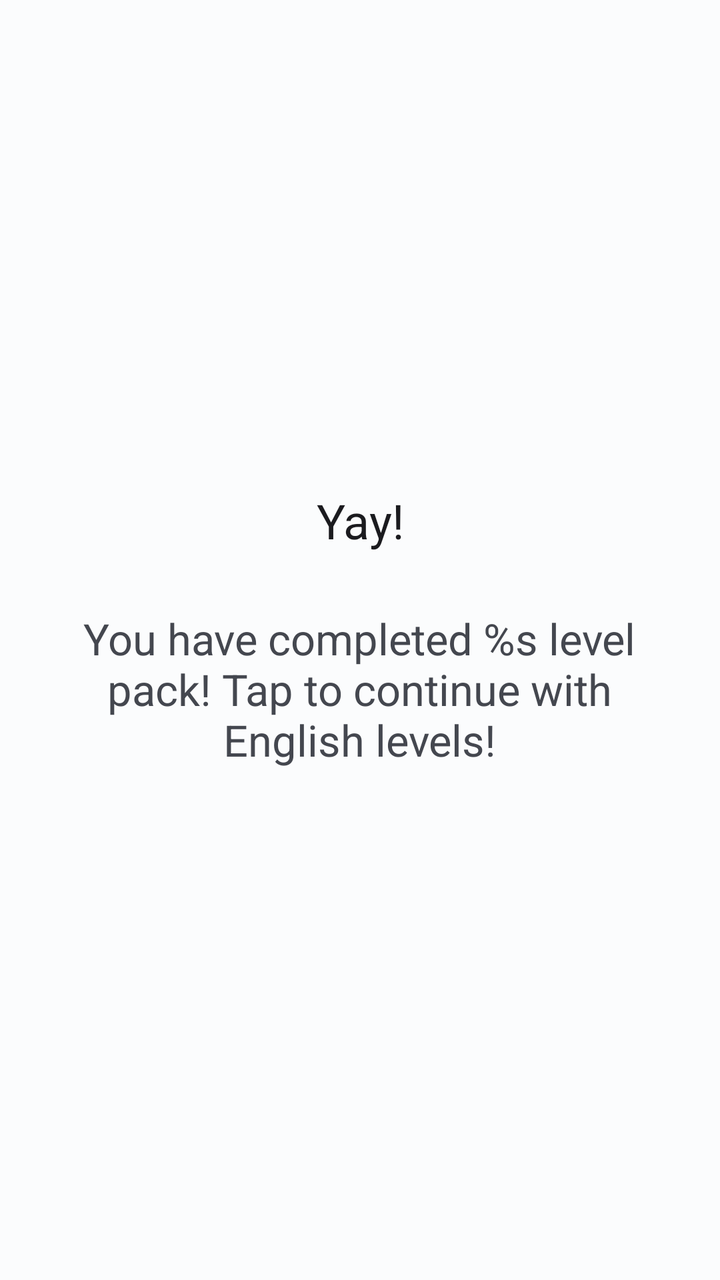
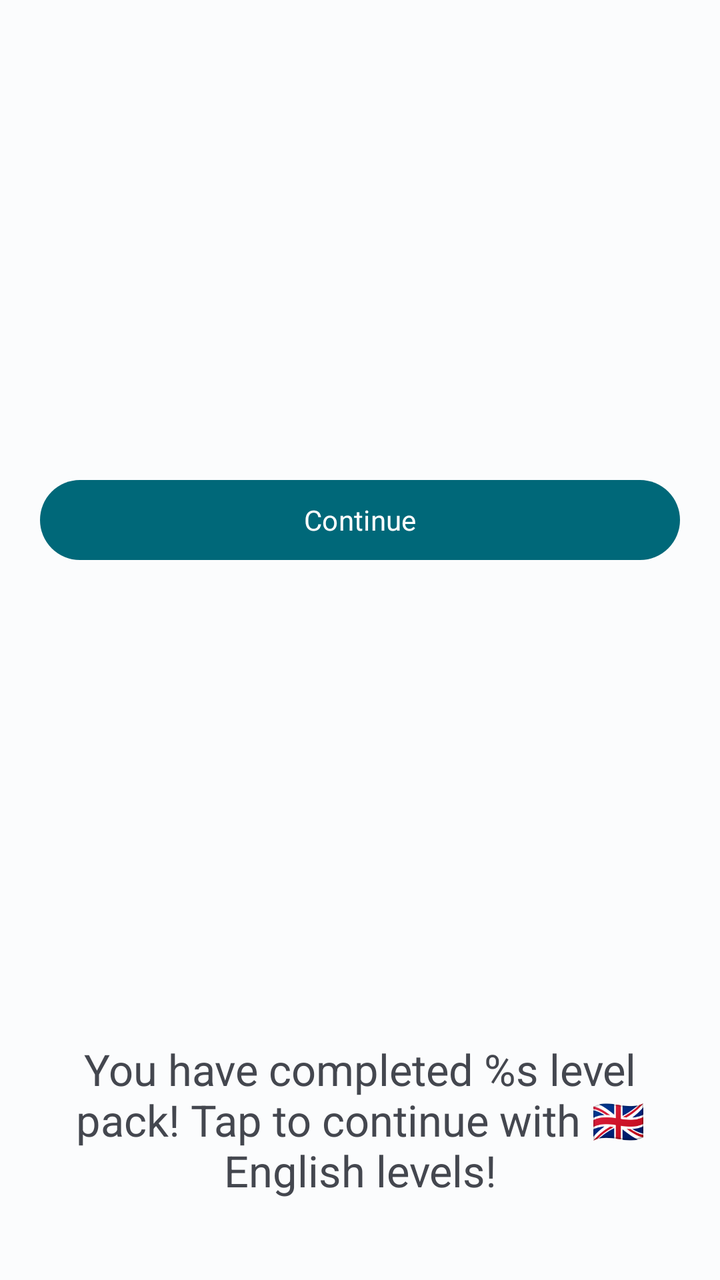

Two renders of the same Android screen: before a commit and after it. Below are the layout's source before the change and the commit's diff.
<!-- AndroidManifest.xml: application theme Theme.OC -->
<!-- res/layout/language_pack_ending_fragment.xml -->
<?xml version="1.0" encoding="utf-8"?>
<androidx.constraintlayout.widget.ConstraintLayout xmlns:android="http://schemas.android.com/apk/res/android"
    xmlns:anybutton="http://schemas.android.com/apk/res-auto"
    xmlns:app="http://schemas.android.com/apk/res-auto"
    android:id="@+id/main_language_pack_view"
    android:clickable="true"
    android:saveEnabled="false"
    android:layout_width="match_parent"
    android:layout_height="match_parent"
    android:layout_marginHorizontal="@dimen/default_large_margin"
    android:layout_gravity="center"
    android:focusable="true">

    <androidx.appcompat.widget.LinearLayoutCompat
        android:saveEnabled="false"
        android:clickable="false"
        android:focusable="false"
        android:layout_width="match_parent"
        android:layout_height="wrap_content"
        android:orientation="vertical"
        android:gravity="center"
        anybutton:layout_constraintHorizontal_bias="0.0"
        app:layout_constraintBottom_toBottomOf="parent"
        app:layout_constraintEnd_toEndOf="parent"
        app:layout_constraintStart_toStartOf="parent"
        app:layout_constraintTop_toTopOf="parent">

        <ViewFlipper
            android:saveEnabled="false"
            android:layout_width="match_parent"
            android:layout_height="match_parent"
            android:autoStart="true"
            android:clickable="false"
            android:flipInterval="@integer/gameCompleteMessageFlipInterval"
            android:inAnimation="@android:anim/slide_in_left"
            android:outAnimation="@android:anim/slide_out_right">

            <androidx.appcompat.widget.AppCompatTextView
                android:saveEnabled="false"
                android:layout_width="wrap_content"
                android:layout_height="wrap_content"
                android:layout_gravity="center"
                android:background="@drawable/round_rectangle"
                android:gravity="center"
                android:paddingHorizontal="@dimen/default_large_margin"
                android:paddingVertical="@dimen/default_padding_text"
                android:text="@string/game_completed_shout"
                android:textAppearance="@style/TextAppearance.OC.Headline5" />

            <androidx.appcompat.widget.AppCompatTextView
                android:saveEnabled="false"
                android:layout_width="wrap_content"
                android:layout_height="match_parent"
                android:layout_gravity="center"
                android:background="@drawable/round_rectangle"
                android:gravity="center"
                android:paddingHorizontal="@dimen/default_large_margin"
                android:paddingVertical="@dimen/default_padding_text"
                android:text="@string/game_completed_shout_smiley"
                android:textAppearance="@style/TextAppearance.OC.Headline5" />

            <androidx.appcompat.widget.AppCompatTextView
                android:saveEnabled="false"
                android:layout_width="wrap_content"
                android:layout_height="match_parent"
                android:layout_gravity="center"
                android:background="@drawable/round_rectangle"
                android:gravity="center"
                android:paddingHorizontal="@dimen/default_large_margin"
                android:paddingVertical="@dimen/default_padding_text"
                android:text="@string/game_completed_shout_shout2"
                android:textAppearance="@style/TextAppearance.OC.Headline5" />

            <androidx.appcompat.widget.AppCompatTextView
                android:saveEnabled="false"
                android:layout_width="wrap_content"
                android:layout_height="match_parent"
                android:layout_gravity="center"
                android:background="@drawable/round_rectangle"
                android:gravity="center"
                android:paddingHorizontal="@dimen/default_large_margin"
                android:paddingVertical="@dimen/default_padding_text"
                android:text="@string/game_completed_shout_smiley2"
                android:textAppearance="@style/TextAppearance.OC.Headline5" />
        </ViewFlipper>

        <androidx.appcompat.widget.AppCompatTextView
            android:id="@+id/language_pack_completed_text"
            android:layout_width="325dp"
            android:layout_height="80dp"
            android:background="@drawable/message_round_rectangle"
            android:gravity="center"
            android:saveEnabled="false"
            app:autoSizeTextType="uniform"
            app:autoSizeMaxTextSize="25sp"
            android:layout_margin="@dimen/default_large_margin"
            android:text="@string/language_pack_completed" />

    </androidx.appcompat.widget.LinearLayoutCompat>
</androidx.constraintlayout.widget.ConstraintLayout>
<!-- resources referenced by this layout -->
<resources>
  <dimen name="default_large_margin">20dp</dimen>
  <dimen name="default_padding_text">8dp</dimen>
  <!-- drawable message_round_rectangle (drawable) -->
  <?xml version="1.0" encoding="utf-8"?>
  <shape xmlns:android="http://schemas.android.com/apk/res/android"
      android:shape="rectangle" >
      <corners android:radius="@dimen/default_large_margin"/>
      <solid android:color="@android:color/transparent"/>
  </shape>
  <!-- drawable round_rectangle (drawable) -->
  <?xml version="1.0" encoding="utf-8"?>
  <shape xmlns:android="http://schemas.android.com/apk/res/android"
      android:shape="rectangle" >
      <solid android:color="?backgroundColor"/>
      <corners android:radius="@dimen/default_large_margin"/>
  </shape>
  <integer name="gameCompleteMessageFlipInterval">4000</integer>
  <string name="game_completed_shout">Yay!</string>
  <string name="game_completed_shout_shout2">Winning!</string>
  <string name="game_completed_shout_smiley" translatable="false">(&gt;‿◠)✌</string>
  <string name="game_completed_shout_smiley2" translatable="false">(͠≖ ͜ʖ͠≖)👌</string>
  <string name="language_pack_completed">You have completed <xliff:g id="language">%s</xliff:g> level pack! Tap to continue with English levels!</string>
  <style name="TextAppearance.OC.Headline5" parent="TextAppearance.MaterialComponents.Headline5">
          <item name="fontFamily">@font/yantramanav_bold</item>
      </style>
  <color name="md_theme_light_primary">#006879</color>
  <color name="md_theme_light_onPrimary">#FFFFFF</color>
  <color name="md_theme_light_primaryContainer">#AAEDFF</color>
  <color name="md_theme_light_onPrimaryContainer">#001F26</color>
  <color name="md_theme_light_secondary">#4B6269</color>
  <color name="md_theme_light_onSecondary">#FFFFFF</color>
  <color name="md_theme_light_secondaryContainer">#CEE7EE</color>
  <color name="md_theme_light_onSecondaryContainer">#061F24</color>
  <color name="md_theme_light_tertiary">#565D7E</color>
  <color name="md_theme_light_onTertiary">#FFFFFF</color>
  <color name="md_theme_light_tertiaryContainer">#DDE1FF</color>
  <color name="md_theme_light_onTertiaryContainer">#131A37</color>
  <color name="md_theme_light_error">#BA1A1A</color>
  <color name="md_theme_light_errorContainer">#FFDAD6</color>
  <color name="md_theme_light_onError">#FFFFFF</color>
  <color name="md_theme_light_onErrorContainer">#410002</color>
  <color name="md_theme_light_background">#FBFCFD</color>
  <color name="md_theme_light_onBackground">#191C1D</color>
  <color name="md_theme_light_surface">#FBFCFD</color>
  <color name="md_theme_light_onSurface">#191C1D</color>
  <color name="md_theme_light_surfaceVariant">#DBE4E7</color>
  <color name="md_theme_light_onSurfaceVariant">#3F484B</color>
  <color name="md_theme_light_outline">#70797B</color>
  <color name="md_theme_light_inverseOnSurface">#EFF1F2</color>
  <color name="md_theme_light_inverseSurface">#2E3132</color>
  <color name="md_theme_light_inversePrimary">#45D7F6</color>
  <style name="HehBottomSheetDialogTheme" parent="@style/ThemeOverlay.Material3.BottomSheetDialog">
          <item name="bottomSheetStyle">@style/HehCustomBottomSheet</item>
      </style>
  <style name="HehCustomBottomSheet" parent="Widget.Material3.BottomSheet">
          <item name="shapeAppearanceOverlay">@style/CustomShapeAppearanceBottomSheetDialog</item>
      </style>
  <style name="CustomShapeAppearanceBottomSheetDialog">
          <item name="cornerFamily">rounded</item>
          <item name="cornerSizeTopRight">@dimen/default_large_margin</item>
          <item name="cornerSizeTopLeft">@dimen/default_large_margin</item>
          <item name="android:layout_margin">@dimen/default_large_margin</item>
          <item name="cornerSizeBottomRight">0dp</item>
          <item name="cornerSizeBottomLeft">0dp</item>
      </style>
  <!-- unchanged entries left out for length: 2 -->
</resources>

<!-- the commit's change to res/layout/language_pack_ending_fragment.xml (unified diff, before → after) -->
@@ -1,100 +1,40 @@
 <?xml version="1.0" encoding="utf-8"?>
-<androidx.constraintlayout.widget.ConstraintLayout xmlns:android="http://schemas.android.com/apk/res/android"
-    xmlns:anybutton="http://schemas.android.com/apk/res-auto"
+<androidx.appcompat.widget.LinearLayoutCompat xmlns:android="http://schemas.android.com/apk/res/android"
     xmlns:app="http://schemas.android.com/apk/res-auto"
-    android:id="@+id/main_language_pack_view"
-    android:clickable="true"
+    xmlns:tools="http://schemas.android.com/tools"
     android:saveEnabled="false"
     android:layout_width="match_parent"
-    android:layout_height="match_parent"
-    android:layout_marginHorizontal="@dimen/default_large_margin"
-    android:layout_gravity="center"
-    android:focusable="true">
+    android:layout_height="wrap_content"
+    android:padding="@dimen/default_large_margin"
+    android:gravity="center"
+    android:orientation="vertical">
 
     <androidx.appcompat.widget.LinearLayoutCompat
         android:saveEnabled="false"
-        android:clickable="false"
-        android:focusable="false"
         android:layout_width="match_parent"
-        android:layout_height="wrap_content"
-        android:orientation="vertical"
+        android:layout_height="0dp"
+        android:layout_weight="3"
         android:gravity="center"
-        anybutton:layout_constraintHorizontal_bias="0.0"
-        app:layout_constraintBottom_toBottomOf="parent"
-        app:layout_constraintEnd_toEndOf="parent"
-        app:layout_constraintStart_toStartOf="parent"
-        app:layout_constraintTop_toTopOf="parent">
+        android:orientation="vertical">
 
-        <ViewFlipper
+        <Button
             android:saveEnabled="false"
+            style="@style/Widget.Material3.Button"
+            android:id="@+id/language_pack_continue_button"
             android:layout_width="match_parent"
-            android:layout_height="match_parent"
-            android:autoStart="true"
-            android:clickable="false"
-            android:flipInterval="@integer/gameCompleteMessageFlipInterval"
-            android:inAnimation="@android:anim/slide_in_left"
-            android:outAnimation="@android:anim/slide_out_right">
+            android:layout_height="wrap_content"
+            android:text="@string/continue_game"/>
+    </androidx.appcompat.widget.LinearLayoutCompat>
 
-            <androidx.appcompat.widget.AppCompatTextView
-                android:saveEnabled="false"
-                android:layout_width="wrap_content"
-                android:layout_height="wrap_content"
-                android:layout_gravity="center"
-                android:background="@drawable/round_rectangle"
-                android:gravity="center"
-                android:paddingHorizontal="@dimen/default_large_margin"
-                android:paddingVertical="@dimen/default_padding_text"
-                android:text="@string/game_completed_shout"
-                android:textAppearance="@style/TextAppearance.OC.Headline5" />
+    <androidx.appcompat.widget.AppCompatTextView
+        android:id="@+id/language_pack_completed_text"
+        android:layout_width="325dp"
+        android:layout_height="80dp"
+        android:gravity="center"
+        android:saveEnabled="false"
+        app:autoSizeTextType="uniform"
+        app:autoSizeMaxTextSize="25sp"
+        android:layout_margin="@dimen/default_large_margin"
+        android:text="@string/language_pack_completed"/>
 
-            <androidx.appcompat.widget.AppCompatTextView
-                android:saveEnabled="false"
-                android:layout_width="wrap_content"
-                android:layout_height="match_parent"
-                android:layout_gravity="center"
-                android:background="@drawable/round_rectangle"
-                android:gravity="center"
-                android:paddingHorizontal="@dimen/default_large_margin"
-                android:paddingVertical="@dimen/default_padding_text"
-                android:text="@string/game_completed_shout_smiley"
-                android:textAppearance="@style/TextAppearance.OC.Headline5" />
-
-            <androidx.appcompat.widget.AppCompatTextView
-                android:saveEnabled="false"
-                android:layout_width="wrap_content"
-                android:layout_height="match_parent"
-                android:layout_gravity="center"
-                android:background="@drawable/round_rectangle"
-                android:gravity="center"
-                android:paddingHorizontal="@dimen/default_large_margin"
-                android:paddingVertical="@dimen/default_padding_text"
-                android:text="@string/game_completed_shout_shout2"
-                android:textAppearance="@style/TextAppearance.OC.Headline5" />
-
-            <androidx.appcompat.widget.AppCompatTextView
-                android:saveEnabled="false"
-                android:layout_width="wrap_content"
-                android:layout_height="match_parent"
-                android:layout_gravity="center"
-                android:background="@drawable/round_rectangle"
-                android:gravity="center"
-                android:paddingHorizontal="@dimen/default_large_margin"
-                android:paddingVertical="@dimen/default_padding_text"
-                android:text="@string/game_completed_shout_smiley2"
-                android:textAppearance="@style/TextAppearance.OC.Headline5" />
-        </ViewFlipper>
-
-        <androidx.appcompat.widget.AppCompatTextView
-            android:id="@+id/language_pack_completed_text"
-            android:layout_width="325dp"
-            android:layout_height="80dp"
-            android:background="@drawable/message_round_rectangle"
-            android:gravity="center"
-            android:saveEnabled="false"
-            app:autoSizeTextType="uniform"
-            app:autoSizeMaxTextSize="25sp"
-            android:layout_margin="@dimen/default_large_margin"
-            android:text="@string/language_pack_completed" />
-
-    </androidx.appcompat.widget.LinearLayoutCompat>
-</androidx.constraintlayout.widget.ConstraintLayout>
+</androidx.appcompat.widget.LinearLayoutCompat>
<!-- resource entries referenced after the edit -->
@@ -1,30 +1,8 @@
 <!-- resources referenced by this layout -->
 <resources>
   <dimen name="default_large_margin">20dp</dimen>
-  <dimen name="default_padding_text">8dp</dimen>
-  <!-- drawable message_round_rectangle (drawable) -->
-  <?xml version="1.0" encoding="utf-8"?>
-  <shape xmlns:android="http://schemas.android.com/apk/res/android"
-      android:shape="rectangle" >
-      <corners android:radius="@dimen/default_large_margin"/>
-      <solid android:color="@android:color/transparent"/>
-  </shape>
-  <!-- drawable round_rectangle (drawable) -->
-  <?xml version="1.0" encoding="utf-8"?>
-  <shape xmlns:android="http://schemas.android.com/apk/res/android"
-      android:shape="rectangle" >
-      <solid android:color="?backgroundColor"/>
-      <corners android:radius="@dimen/default_large_margin"/>
-  </shape>
-  <integer name="gameCompleteMessageFlipInterval">4000</integer>
-  <string name="game_completed_shout">Yay!</string>
-  <string name="game_completed_shout_shout2">Winning!</string>
-  <string name="game_completed_shout_smiley" translatable="false">(&gt;‿◠)✌</string>
-  <string name="game_completed_shout_smiley2" translatable="false">(͠≖ ͜ʖ͠≖)👌</string>
-  <string name="language_pack_completed">You have completed <xliff:g id="language">%s</xliff:g> level pack! Tap to continue with English levels!</string>
-  <style name="TextAppearance.OC.Headline5" parent="TextAppearance.MaterialComponents.Headline5">
-          <item name="fontFamily">@font/yantramanav_bold</item>
-      </style>
+  <string name="continue_game">Continue</string>
+  <string name="language_pack_completed">You have completed <xliff:g id="language">%s</xliff:g> level pack! Tap to continue with 🇬🇧 English levels!</string>
   <color name="md_theme_light_primary">#006879</color>
   <color name="md_theme_light_onPrimary">#FFFFFF</color>
   <color name="md_theme_light_primaryContainer">#AAEDFF</color>
